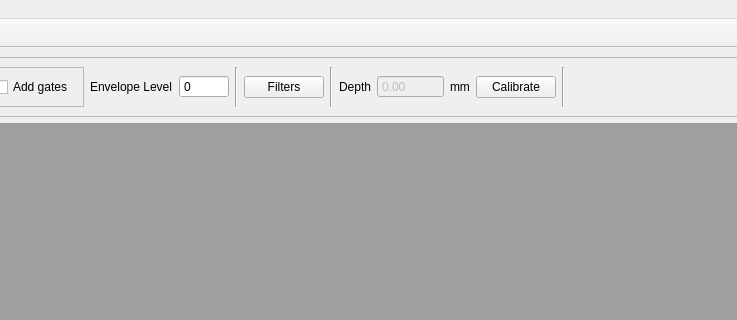
The window that mainwindow.ui (SDJoeKing/Tubers_GUI) describes before a commit, drawn with Qt 5; both pictures show x 528 to 1265 and y 0 to 320 of the 1415 by 723 pixel window.
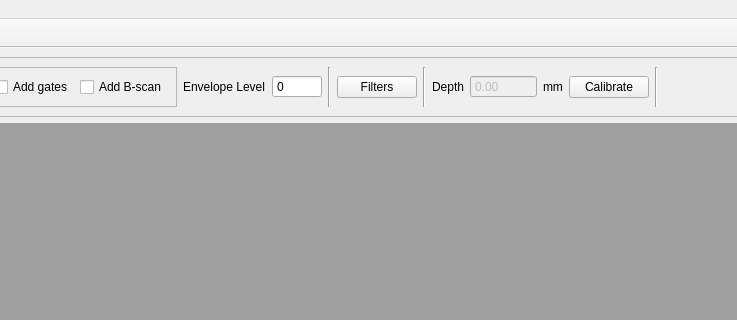
The same window after the commit.

Commit message: interface update with bscan

```diff
--- a/mainwindow.ui
+++ b/mainwindow.ui
@@ -201,6 +201,13 @@
               </property>
              </widget>
             </item>
+            <item>
+             <widget class="QCheckBox" name="ckBscan">
+              <property name="text">
+               <string>Add B-scan</string>
+              </property>
+             </widget>
+            </item>
            </layout>
           </widget>
          </item>
```
Left out of the diff: 6 changed lines with no effect on the pictures. The commit also changes 1217 other files.
